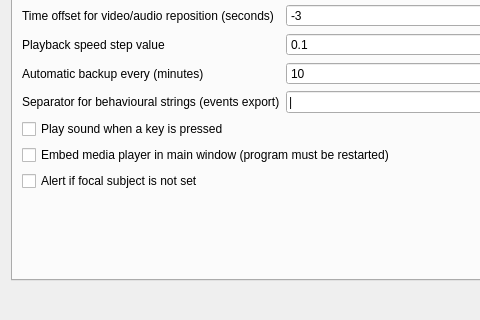
Old version of the form preferences.ui in the repository olivierfriard/BORIS; both pictures show x 0 to 480 and y 99 to 419 of the 694 by 419 pixel window.
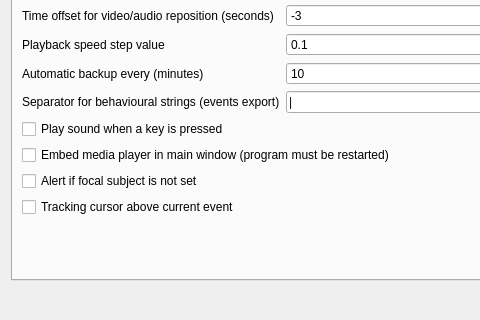
New version of the form. The open tabs and pages were chosen to show the change.

Commit message: added option for setting tracking cursor above current event

```diff
--- a/preferences.ui
+++ b/preferences.ui
@@ -173,6 +173,13 @@
              </property>
             </widget>
            </item>
+           <item row="9" column="0">
+            <widget class="QCheckBox" name="cbTrackingCursorAboveEvent">
+             <property name="text">
+              <string>Tracking cursor above current event</string>
+             </property>
+            </widget>
+           </item>
           </layout>
          </item>
         </layout>
```
Left out of the diff: 2 changed lines with no effect on the pictures. The commit also changes 2 other files.
